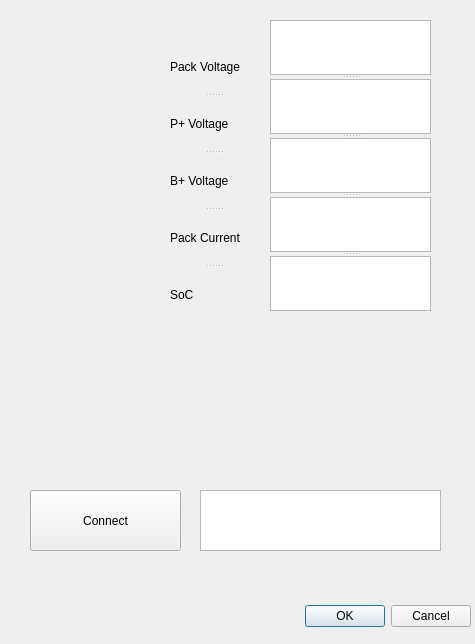
The window that bms_ui.ui (raymondkavlick/bms_interface) describes before a commit, drawn with Qt 5.
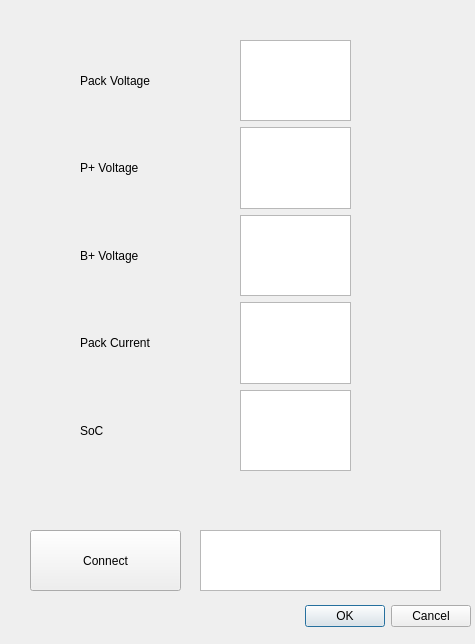
The same window after the commit.

Patch:
```diff
--- a/bms_ui.ui
+++ b/bms_ui.ui
@@ -33,7 +33,7 @@
    <property name="geometry">
     <rect>
      <x>30</x>
-     <y>490</y>
+     <y>530</y>
      <width>151</width>
      <height>61</height>
     </rect>
@@ -46,7 +46,7 @@
    <property name="geometry">
     <rect>
      <x>200</x>
-     <y>490</y>
+     <y>530</y>
      <width>241</width>
      <height>61</height>
     </rect>
@@ -61,62 +61,95 @@
     <bool>false</bool>
    </property>
   </widget>
-  <widget class="QSplitter" name="splitter">
+  <widget class="QWidget" name="">
    <property name="geometry">
     <rect>
-     <x>270</x>
-     <y>20</y>
-     <width>161</width>
-     <height>291</height>
-    </rect>
-   </property>
-   <property name="orientation">
-    <enum>Qt::Vertical</enum>
-   </property>
-   <widget class="QTextEdit" name="textEdit"/>
-   <widget class="QTextEdit" name="textEdit_2"/>
-   <widget class="QTextEdit" name="textEdit_3"/>
-   <widget class="QTextEdit" name="textEdit_4"/>
-   <widget class="QTextEdit" name="textEdit_5"/>
-  </widget>
-  <widget class="QSplitter" name="splitter_2">
-   <property name="geometry">
-    <rect>
-     <x>170</x>
+     <x>80</x>
      <y>40</y>
-     <width>87</width>
-     <height>281</height>
+     <width>131</width>
+     <height>431</height>
     </rect>
    </property>
-   <property name="orientation">
-    <enum>Qt::Vertical</enum>
-   </property>
-   <widget class="QLabel" name="label">
+   <layout class="QVBoxLayout" name="verticalLayout">
+    <item>
+     <widget class="QLabel" name="label_6">
     <property name="text">
      <string>Pack Voltage</string>
     </property>
    </widget>
-   <widget class="QLabel" name="label_2">
+    </item>
+    <item>
+     <widget class="QLabel" name="label_7">
     <property name="text">
      <string>P+ Voltage</string>
     </property>
    </widget>
-   <widget class="QLabel" name="label_3">
+    </item>
+    <item>
+     <widget class="QLabel" name="label_8">
     <property name="text">
      <string>B+ Voltage</string>
     </property>
    </widget>
-   <widget class="QLabel" name="label_4">
+    </item>
+    <item>
+     <widget class="QLabel" name="label_9">
     <property name="text">
      <string>Pack Current</string>
     </property>
    </widget>
-   <widget class="QLabel" name="label_5">
+    </item>
+    <item>
+     <widget class="QLabel" name="label_10">
     <property name="text">
      <string>SoC</string>
     </property>
    </widget>
+    </item>
+   </layout>
   </widget>
+  <widget class="QWidget" name="">
+   <property name="geometry">
+    <rect>
+     <x>240</x>
+     <y>40</y>
+     <width>111</width>
+     <height>431</height>
+    </rect>
+   </property>
+   <layout class="QVBoxLayout" name="verticalLayout_2">
+    <item>
+     <widget class="QTextEdit" name="textEdit"/>
+    </item>
+    <item>
+     <widget class="QTextEdit" name="textEdit_2"/>
+    </item>
+    <item>
+     <widget class="QTextEdit" name="textEdit_3"/>
+    </item>
+    <item>
+     <widget class="QTextEdit" name="textEdit_4"/>
+    </item>
+    <item>
+     <widget class="QTextEdit" name="textEdit_5"/>
+    </item>
+   </layout>
+  </widget>
+  <zorder>buttonBox</zorder>
+  <zorder>pushButton</zorder>
+  <zorder>m_Status</zorder>
+  <zorder>label_6</zorder>
+  <zorder>label_7</zorder>
+  <zorder>label_8</zorder>
+  <zorder>label_9</zorder>
+  <zorder>label_10</zorder>
+  <zorder>textEdit</zorder>
+  <zorder>textEdit_2</zorder>
+  <zorder>textEdit_3</zorder>
+  <zorder>textEdit_4</zorder>
+  <zorder>textEdit_5</zorder>
+  <zorder>textEdit</zorder>
+  <zorder>textEdit</zorder>
  </widget>
  <resources/>
  <connections>
```
Lines whose indentation alone changed are shown as unchanged.
